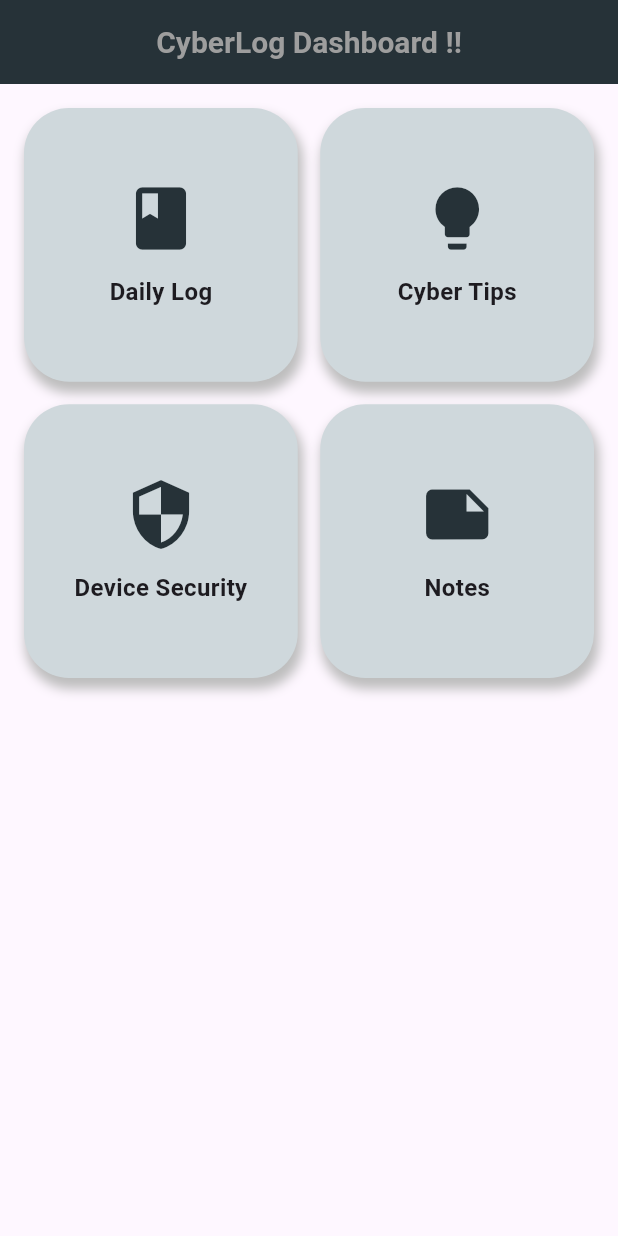
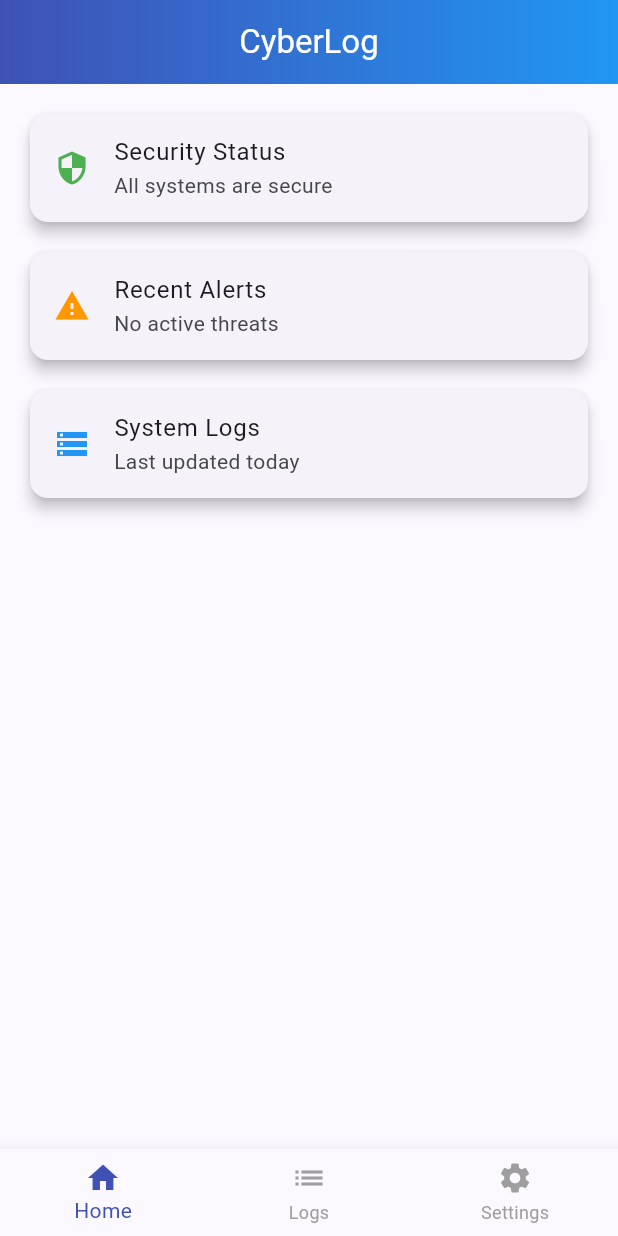
Before and after one commit to DevanshBakrania/Cyberlog, a Flutter app: the screen it shows after launch, on a phone screen of 412 x 824 dp. Run offline on Flutter 3.47's test engine with Material 3 defaults, Android fonts, the phone set to English and light mode, and no system bars.

Commit message:
Update main.dart

```diff
--- a/lib/main.dart
+++ b/lib/main.dart
@@ -1,88 +1,202 @@
 import 'package:flutter/material.dart';
 
 void main() {
-  runApp(const MyApp());
+  runApp(const CyberLogApp());
 }
 
-class MyApp extends StatelessWidget {
-  const MyApp({super.key});
+class CyberLogApp extends StatelessWidget {
+  const CyberLogApp({super.key});
 
   @override
   Widget build(BuildContext context) {
     return MaterialApp(
       debugShowCheckedModeBanner: false,
-      home: const CyberLogDashboard(),
+      title: 'CyberLog',
+      theme: ThemeData(
+        useMaterial3: true,
+        colorScheme: ColorScheme.fromSeed(
+          seedColor: Colors.indigo,
+        ),
+        appBarTheme: const AppBarTheme(
+          centerTitle: true,
+          backgroundColor: Colors.indigo,
+          foregroundColor: Colors.white,
+        ),
+        bottomNavigationBarTheme: const BottomNavigationBarThemeData(
+          selectedItemColor: Colors.indigo,
+          unselectedItemColor: Colors.grey,
+        ),
+      ),
+
+      home: const DashboardScreen(),
     );
   }
 }
 
-class CyberLogDashboard extends StatelessWidget {
-  const CyberLogDashboard({super.key});
+class DashboardScreen extends StatefulWidget {
+  const DashboardScreen({super.key});
+
+  @override
+  State<DashboardScreen> createState() => _DashboardScreenState();
+}
+
+class _DashboardScreenState extends State<DashboardScreen> {
+  int currentIndex = 0;
+
+  final List<Widget> screens = [
+    const HomeScreen(),
+    const LogsScreen(),
+    const SettingsScreen(),
+  ];
 
   @override
   Widget build(BuildContext context) {
     return Scaffold(
       appBar: AppBar(
-        backgroundColor: Colors.blueGrey.shade900,
-        title: const Text(
-          "CyberLog Dashboard !!",
-          style: TextStyle(
-            fontSize: 20,
-            fontWeight: FontWeight.bold,
-            color: Colors.grey,
+        title: const Text('CyberLog'),
+        flexibleSpace: Container(
+          decoration: const BoxDecoration(
+            gradient: LinearGradient(
+              colors: [Colors.indigo, Colors.blue],
+            ),
           ),
         ),
-        centerTitle: true,
       ),
 
-      body: Padding(
-        padding: const EdgeInsets.all(16),
-        child: GridView.count(
-          crossAxisCount: 2,
-          crossAxisSpacing: 15,
-          mainAxisSpacing: 15,
+      body: screens[currentIndex],
 
-          children: [
-            dashCard(Icons.book, "Daily Log"),
-            dashCard(Icons.lightbulb, "Cyber Tips"),
-            dashCard(Icons.security, "Device Security"),
-            dashCard(Icons.note, "Notes"),
-          ],
-        ),
-      ),
-    );
-  }
-
-  Widget dashCard(IconData icon, String title) {
-    return Container(
-      decoration: BoxDecoration(
-        color: Colors.blueGrey.shade100,
-        borderRadius: BorderRadius.circular(30),
-
-        boxShadow: [
-          BoxShadow(
-            color: Colors.grey.shade400,
-            blurRadius: 6,
-            spreadRadius: 1,
-            offset: const Offset(2, 6),
+      bottomNavigationBar: BottomNavigationBar(
+        currentIndex: currentIndex,
+        onTap: (index) {
+          setState(() {
+            currentIndex = index;
+          });
+        },
+        items: const [
+          BottomNavigationBarItem(
+            icon: Icon(Icons.home),
+            label: 'Home',
           ),
-        ],
-      ),
-
-      child: Column(
-        mainAxisAlignment: MainAxisAlignment.center,
-        children: [
-          Icon(icon, size: 50, color: Colors.blueGrey.shade900),
-          const SizedBox(height: 12),
-          Text(
-            title,
-            style: const TextStyle(
-              fontSize: 16,
-              fontWeight: FontWeight.bold,
-            ),
-          )
+          BottomNavigationBarItem(
+            icon: Icon(Icons.list),
+            label: 'Logs',
+          ),
+          BottomNavigationBarItem(
+            icon: Icon(Icons.settings),
+            label: 'Settings',
+          ),
         ],
       ),
     );
   }
 }
+
+class HomeScreen extends StatelessWidget {
+  const HomeScreen({super.key});
+
+  @override
+  Widget build(BuildContext context) {
+    return Padding(
+      padding: const EdgeInsets.all(16),
+      child: Column(
+        children: const [
+          Card(
+            elevation: 4,
+            child: ListTile(
+              leading: Icon(Icons.security, color: Colors.green),
+              title: Text('Security Status'),
+              subtitle: Text('All systems are secure'),
+            ),
+          ),
+          SizedBox(height: 12),
+          Card(
+            elevation: 4,
+            child: ListTile(
+              leading: Icon(Icons.warning, color: Colors.orange),
+              title: Text('Recent Alerts'),
+              subtitle: Text('No active threats'),
+            ),
+          ),
+          SizedBox(height: 12),
+          Card(
+            elevation: 4,
+            child: ListTile(
+              leading: Icon(Icons.storage, color: Colors.blue),
+              title: Text('System Logs'),
+              subtitle: Text('Last updated today'),
+            ),
+          ),
+        ],
+      ),
+    );
+  }
+}
+
+class LogsScreen extends StatelessWidget {
+  const LogsScreen({super.key});
+
+  @override
+  Widget build(BuildContext context) {
+    return ListView(
+      padding: const EdgeInsets.all(16),
+      children: const [
+        ListTile(
+          leading: Icon(Icons.check_circle, color: Colors.green),
+          title: Text('Login Successful'),
+          subtitle: Text('Today • 10:30 AM'),
+        ),
+        Divider(),
+        ListTile(
+          leading: Icon(Icons.block, color: Colors.red),
+          title: Text('Blocked Access Attempt'),
+          subtitle: Text('Yesterday • 9:15 PM'),
+        ),
+        Divider(),
+        ListTile(
+          leading: Icon(Icons.info, color: Colors.blue),
+          title: Text('System Scan Completed'),
+          subtitle: Text('Yesterday • 6:00 PM'),
+        ),
+      ],
+    );
+  }
+}
+
+class SettingsScreen extends StatefulWidget {
+  const SettingsScreen({super.key});
+
+  @override
+  State<SettingsScreen> createState() => _SettingsScreenState();
+}
+
+class _SettingsScreenState extends State<SettingsScreen> {
+  bool notificationsEnabled = true;
+  bool darkModeEnabled = false;
+
+  @override
+  Widget build(BuildContext context) {
+    return ListView(
+      padding: const EdgeInsets.all(16),
+      children: [
+        SwitchListTile(
+          title: const Text('Enable Notifications'),
+          value: notificationsEnabled,
+          onChanged: (value) {
+            setState(() {
+              notificationsEnabled = value;
+            });
+          },
+        ),
+        SwitchListTile(
+          title: const Text('Dark Mode'),
+          value: darkModeEnabled,
+          onChanged: (value) {
+            setState(() {
+              darkModeEnabled = value;
+            });
+          },
+        ),
+      ],
+    );
+  }
+}
```
